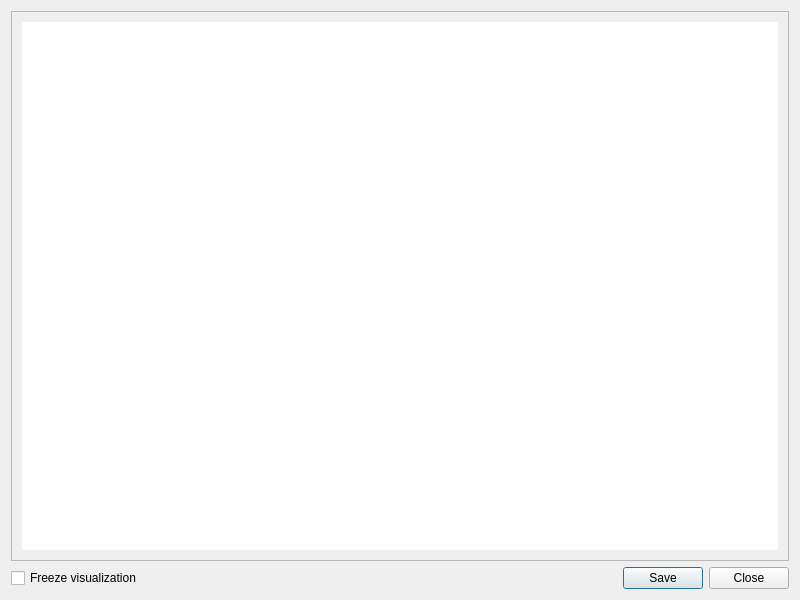
Old version of the form coquery/gui/visualizer.ui in the repository gkunter/coquery.
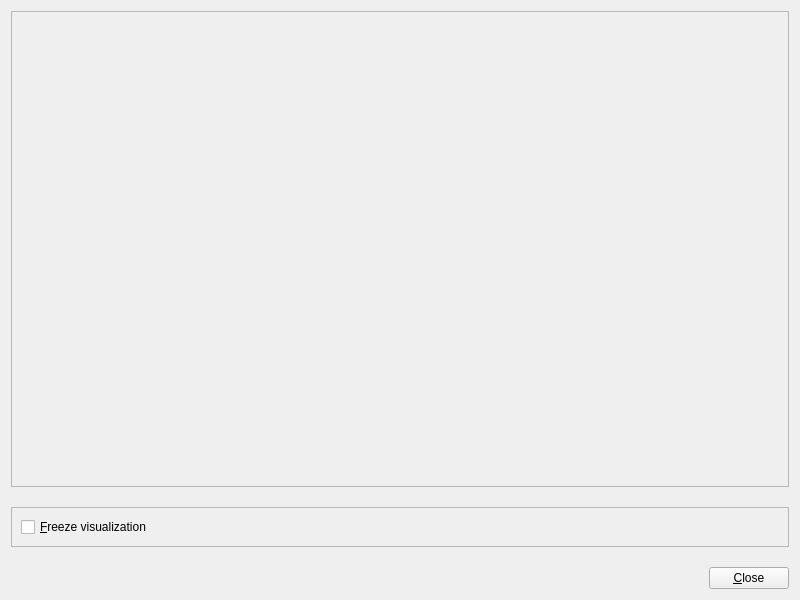
New version of the form.

Commit message: Change from QDialog to QWidget

```diff
--- a/coquery/gui/visualizer.ui
+++ b/coquery/gui/visualizer.ui
@@ -1,7 +1,7 @@
 <?xml version="1.0" encoding="UTF-8"?>
 <ui version="4.0">
- <class>visualizer</class>
- <widget class="QDialog" name="visualizer">
+ <class>Visualizer</class>
+ <widget class="QWidget" name="Visualizer">
   <property name="geometry">
    <rect>
     <x>0</x>
@@ -14,8 +14,17 @@
    <string>Data visualization – Coquery</string>
   </property>
   <layout class="QVBoxLayout" name="verticalLayout_2">
+   <property name="spacing">
+    <number>20</number>
+   </property>
    <item>
     <widget class="QFrame" name="box_visualize">
+     <property name="sizePolicy">
+      <sizepolicy hsizetype="Expanding" vsizetype="Expanding">
+       <horstretch>0</horstretch>
+       <verstretch>0</verstretch>
+      </sizepolicy>
+     </property>
      <property name="frameShape">
       <enum>QFrame::StyledPanel</enum>
      </property>
@@ -23,33 +32,49 @@
       <enum>QFrame::Raised</enum>
      </property>
      <layout class="QVBoxLayout" name="verticalLayout">
+      <property name="sizeConstraint">
+       <enum>QLayout::SetNoConstraint</enum>
+      </property>
       <property name="margin">
        <number>10</number>
       </property>
+     </layout>
+    </widget>
+   </item>
+   <item>
+    <widget class="QFrame" name="frame">
+     <property name="frameShape">
+      <enum>QFrame::StyledPanel</enum>
+     </property>
+     <property name="frameShadow">
+      <enum>QFrame::Raised</enum>
+     </property>
+     <layout class="QHBoxLayout" name="horizontalLayout_3">
+      <property name="spacing">
+       <number>10</number>
+      </property>
       <item>
-       <widget class="QFrame" name="graph_area">
+       <widget class="QCheckBox" name="check_freeze">
+        <property name="text">
+         <string>&amp;Freeze visualization</string>
+        </property>
+       </widget>
+      </item>
+      <item>
+       <widget class="QFrame" name="frame_2">
         <property name="sizePolicy">
-         <sizepolicy hsizetype="Expanding" vsizetype="Expanding">
+         <sizepolicy hsizetype="MinimumExpanding" vsizetype="Preferred">
           <horstretch>0</horstretch>
           <verstretch>0</verstretch>
          </sizepolicy>
         </property>
-        <property name="autoFillBackground">
-         <bool>false</bool>
-        </property>
-        <property name="styleSheet">
-         <string notr="true">background: rgb(255, 255, 255)</string>
-        </property>
         <property name="frameShape">
          <enum>QFrame::NoFrame</enum>
         </property>
         <property name="frameShadow">
          <enum>QFrame::Plain</enum>
         </property>
-        <property name="lineWidth">
-         <number>0</number>
-        </property>
-        <layout class="QVBoxLayout" name="visualization_layout">
+        <layout class="QHBoxLayout" name="navigation_layout">
          <property name="margin">
           <number>0</number>
          </property>
@@ -62,14 +87,7 @@
    <item>
     <layout class="QHBoxLayout" name="horizontalLayout">
      <item>
-      <widget class="QCheckBox" name="check_freeze">
-       <property name="text">
-        <string>Freeze visualization</string>
-       </property>
-      </widget>
-     </item>
-     <item>
-      <spacer name="horizontalSpacer">
+      <spacer name="horizontalSpacer_2">
        <property name="orientation">
         <enum>Qt::Horizontal</enum>
        </property>
@@ -82,12 +100,9 @@
       </spacer>
      </item>
      <item>
-      <widget class="QDialogButtonBox" name="buttonBox">
-       <property name="orientation">
-        <enum>Qt::Horizontal</enum>
-       </property>
-       <property name="standardButtons">
-        <set>QDialogButtonBox::Close|QDialogButtonBox::Save</set>
+      <widget class="QPushButton" name="button_close">
+       <property name="text">
+        <string>&amp;Close</string>
        </property>
       </widget>
      </item>
```
Left out of the diff: 37 changed lines with no effect on the pictures. The commit also changes 3 other files.
